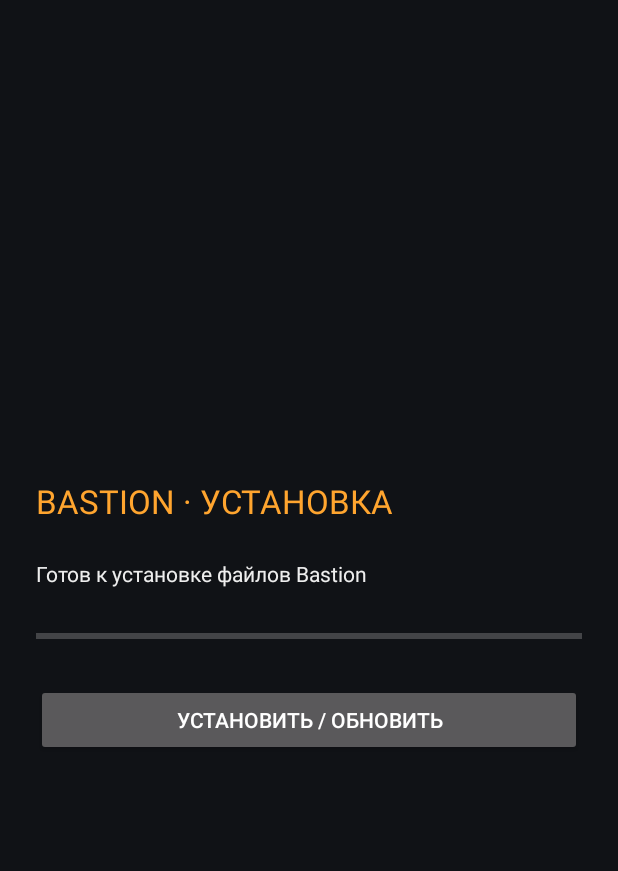
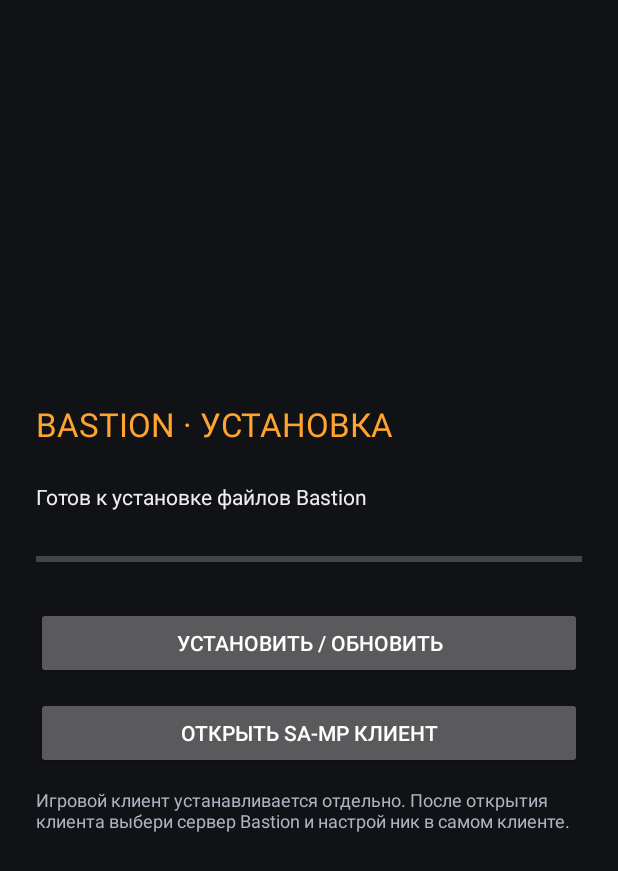
Before and after one commit to betjnldhuch/Bastion, an Android app: the InstallerActivity screen opened directly, with no data from a screen before it, on a phone screen of 412 x 824 dp. Shown: the top 871 px of the screen. Run offline under Robolectric (Android 15) with nearby library versions, the phone set to English and light mode, and no system bars.

Commit message:
Add SampDroid launch handoff from Bastion installer

```diff
--- a/mobile/launcher/app/src/main/java/online/bastion/launcher/InstallerActivity.java
+++ b/mobile/launcher/app/src/main/java/online/bastion/launcher/InstallerActivity.java
@@ -1,6 +1,9 @@
 package online.bastion.launcher;
 
 import android.app.Activity;
+import android.app.AlertDialog;
+import android.content.Intent;
+import android.net.Uri;
 import android.os.Bundle;
 import android.os.Handler;
 import android.os.Looper;
@@ -32,6 +35,7 @@ public final class InstallerActivity extends Activity {
     private TextView status;
     private ProgressBar progress;
     private Button install;
+    private Button launchClient;
     private volatile boolean running;
 
     @Override protected void onCreate(Bundle state) {
@@ -65,7 +69,39 @@ public final class InstallerActivity extends Activity {
         LinearLayout.LayoutParams bp = new LinearLayout.LayoutParams(-1, -2);
         bp.topMargin = pad;
         page.addView(install, bp);
+
+        launchClient = new Button(this);
+        launchClient.setText("ОТКРЫТЬ SA-MP КЛИЕНТ");
+        launchClient.setOnClickListener(v -> openGameClient());
+        LinearLayout.LayoutParams launchLp = new LinearLayout.LayoutParams(-1, -2);
+        launchLp.topMargin = pad / 2;
+        page.addView(launchClient, launchLp);
+
+        TextView hint = new TextView(this);
+        hint.setText("Игровой клиент устанавливается отдельно. После открытия клиента выбери сервер Bastion и настрой ник в самом клиенте.");
+        hint.setTextColor(0xffaeb4bf);
+        hint.setTextSize(12);
+        hint.setPadding(0, pad / 2, 0, 0);
+        page.addView(hint);
         setContentView(page);
+    }
+
+    private void openGameClient() {
+        final String packageName = "com.xykal.sampdroid";
+        Intent launch = getPackageManager().getLaunchIntentForPackage(packageName);
+        if (launch != null) {
+            launch.addFlags(Intent.FLAG_ACTIVITY_NEW_TASK);
+            startActivity(launch);
+            return;
+        }
+        new AlertDialog.Builder(this)
+                .setTitle("SA-MP клиент не установлен")
+                .setMessage("Bastion использует отдельный Android-клиент SampDroid. Установи и проверь его сборку из официального репозитория, затем вернись сюда. Передача ника и сервера из лаунчера пока не поддерживается — их нужно выбрать в клиенте.")
+                .setNegativeButton("Закрыть", null)
+                .setPositiveButton("Открыть репозиторий", (dialog, which) ->
+                        startActivity(new Intent(Intent.ACTION_VIEW,
+                                Uri.parse("https://github.com/xykal/sampdroid"))))
+                .show();
     }
 
     private void startInstall() {
```
